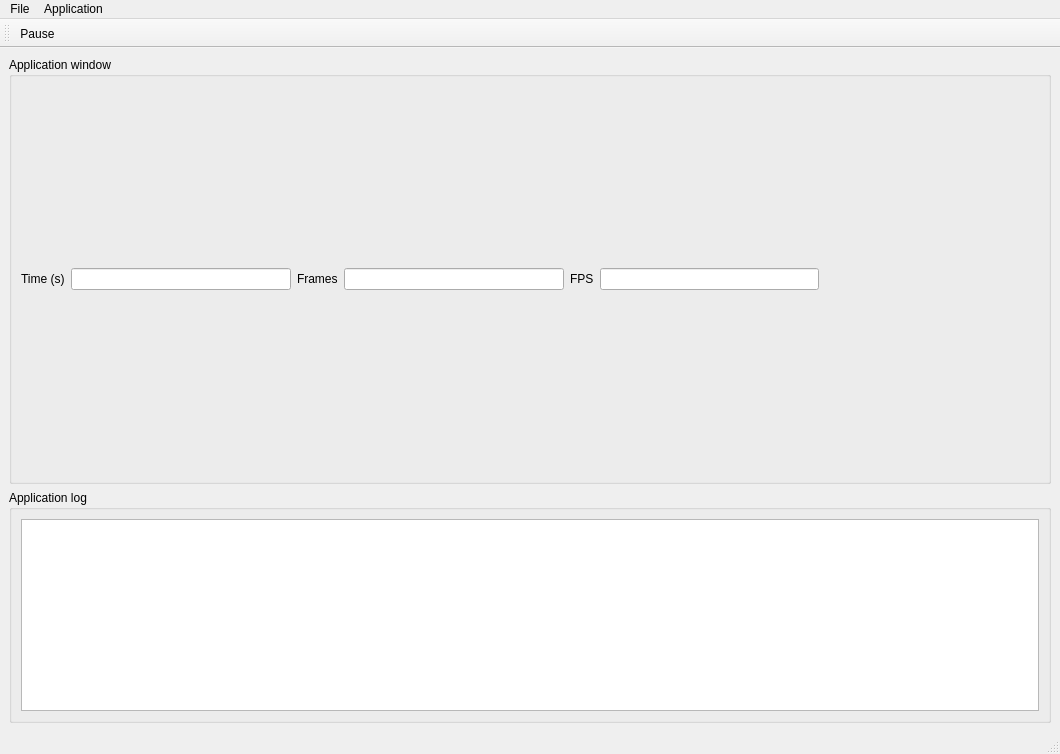
First picture: the form in editor/gui/playwindow.ui, repository ensisoft/detonator, before the edit.
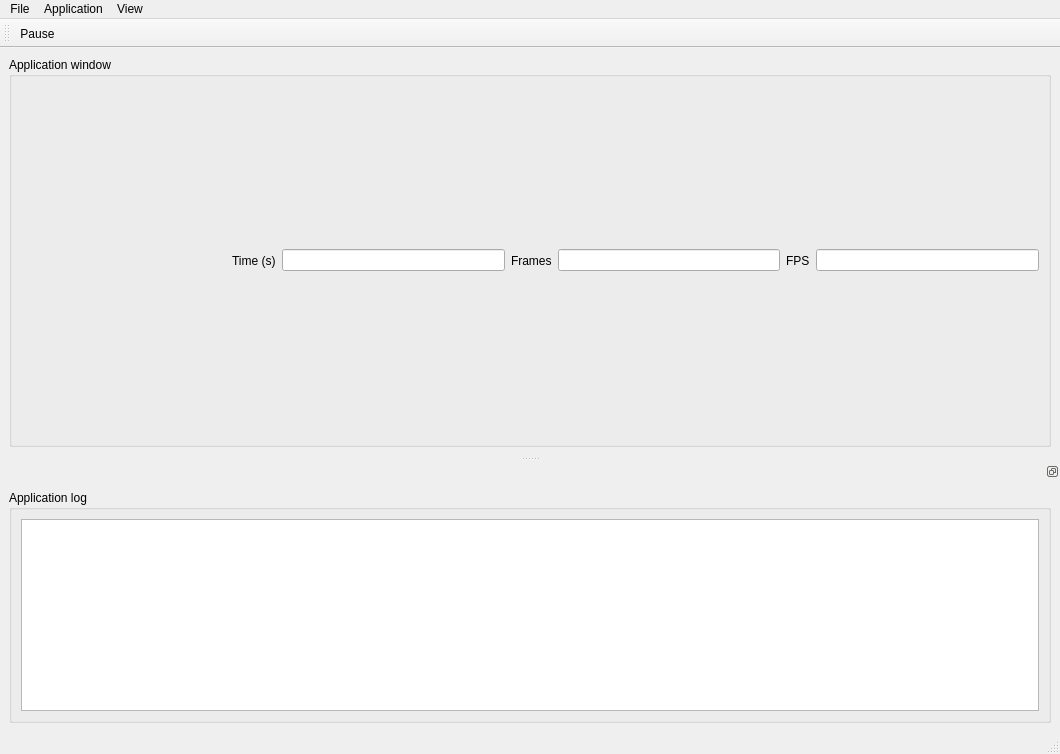
Second picture: the form after the edit. Icons and pictures are not drawn.

Diff of the .ui file:
```diff
--- a/editor/gui/playwindow.ui
+++ b/editor/gui/playwindow.ui
@@ -35,7 +35,39 @@
         </layout>
        </item>
        <item>
-        <layout class="QHBoxLayout" name="horizontalLayout_2">
+        <widget class="QFrame" name="statusBarFrame">
+         <property name="frameShadow">
+          <enum>QFrame::Plain</enum>
+         </property>
+         <layout class="QHBoxLayout" name="horizontalLayout">
+          <property name="leftMargin">
+           <number>0</number>
+          </property>
+          <property name="topMargin">
+           <number>0</number>
+          </property>
+          <property name="rightMargin">
+           <number>0</number>
+          </property>
+          <property name="bottomMargin">
+           <number>0</number>
+          </property>
+          <item>
+           <spacer name="horizontalSpacer_2">
+            <property name="orientation">
+             <enum>Qt::Horizontal</enum>
+            </property>
+            <property name="sizeType">
+             <enum>QSizePolicy::Minimum</enum>
+            </property>
+            <property name="sizeHint" stdset="0">
+             <size>
+              <width>211</width>
+              <height>20</height>
+             </size>
+            </property>
+           </spacer>
+          </item>
          <item>
           <widget class="QLabel" name="label_6">
            <property name="text">
@@ -78,44 +110,7 @@
            </property>
           </widget>
          </item>
-         <item>
-          <spacer name="horizontalSpacer_2">
-           <property name="orientation">
-            <enum>Qt::Horizontal</enum>
-           </property>
-           <property name="sizeHint" stdset="0">
-            <size>
-             <width>40</width>
-             <height>20</height>
-            </size>
-           </property>
-          </spacer>
-         </item>
-        </layout>
-       </item>
-      </layout>
-     </widget>
-    </item>
-    <item>
-     <widget class="QGroupBox" name="groupBox_2">
-      <property name="sizePolicy">
-       <sizepolicy hsizetype="Preferred" vsizetype="Minimum">
-        <horstretch>0</horstretch>
-        <verstretch>0</verstretch>
-       </sizepolicy>
-      </property>
-      <property name="title">
-       <string>Application log</string>
-      </property>
-      <layout class="QVBoxLayout" name="verticalLayout_4">
-       <item>
-        <widget class="QListView" name="log">
-         <property name="sizePolicy">
-          <sizepolicy hsizetype="Expanding" vsizetype="Minimum">
-           <horstretch>0</horstretch>
-           <verstretch>0</verstretch>
-          </sizepolicy>
-         </property>
+         </layout>
         </widget>
        </item>
       </layout>
@@ -144,8 +139,16 @@
     </property>
     <addaction name="actionPause"/>
    </widget>
+   <widget class="QMenu" name="menuView">
+    <property name="title">
+     <string>View</string>
+    </property>
+    <addaction name="actionViewStatusbar"/>
+    <addaction name="actionViewEventlog"/>
+   </widget>
    <addaction name="menuFile"/>
    <addaction name="menuApplication"/>
+   <addaction name="menuView"/>
   </widget>
   <widget class="QStatusBar" name="statusbar"/>
   <widget class="QToolBar" name="toolBar">
@@ -163,6 +166,43 @@
    </attribute>
    <addaction name="actionPause"/>
   </widget>
+  <widget class="QDockWidget" name="dockWidget">
+   <property name="features">
+    <set>QDockWidget::DockWidgetFloatable|QDockWidget::DockWidgetMovable</set>
+   </property>
+   <attribute name="dockWidgetArea">
+    <number>8</number>
+   </attribute>
+   <widget class="QWidget" name="dockWidgetContents">
+    <layout class="QVBoxLayout" name="verticalLayout_5">
+     <item>
+      <widget class="QGroupBox" name="groupBox_2">
+       <property name="sizePolicy">
+        <sizepolicy hsizetype="Preferred" vsizetype="Minimum">
+         <horstretch>0</horstretch>
+         <verstretch>0</verstretch>
+        </sizepolicy>
+       </property>
+       <property name="title">
+        <string>Application log</string>
+       </property>
+       <layout class="QVBoxLayout" name="verticalLayout_4">
+        <item>
+         <widget class="QListView" name="log">
+          <property name="sizePolicy">
+           <sizepolicy hsizetype="Expanding" vsizetype="Minimum">
+            <horstretch>0</horstretch>
+            <verstretch>0</verstretch>
+           </sizepolicy>
+          </property>
+         </widget>
+        </item>
+       </layout>
+      </widget>
+     </item>
+    </layout>
+   </widget>
+  </widget>
   <action name="actionPause">
    <property name="checkable">
     <bool>true</bool>
```
Left out of the diff: 57 changed lines with no effect on the pictures. Lines whose indentation alone changed are shown as unchanged.
